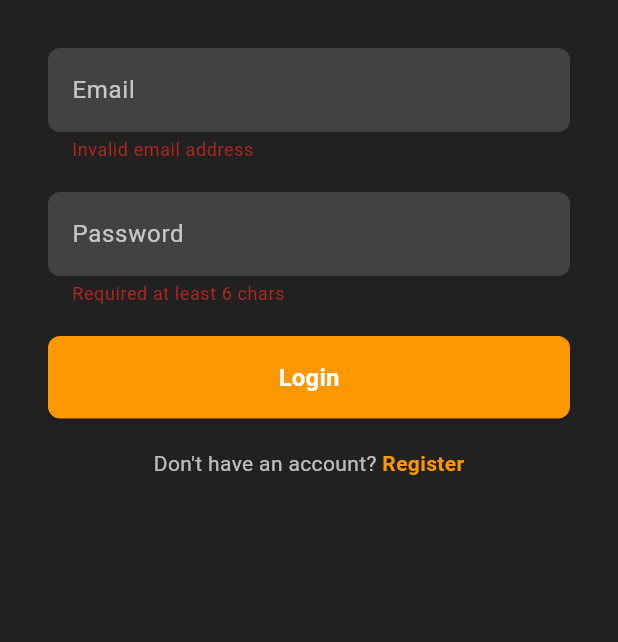
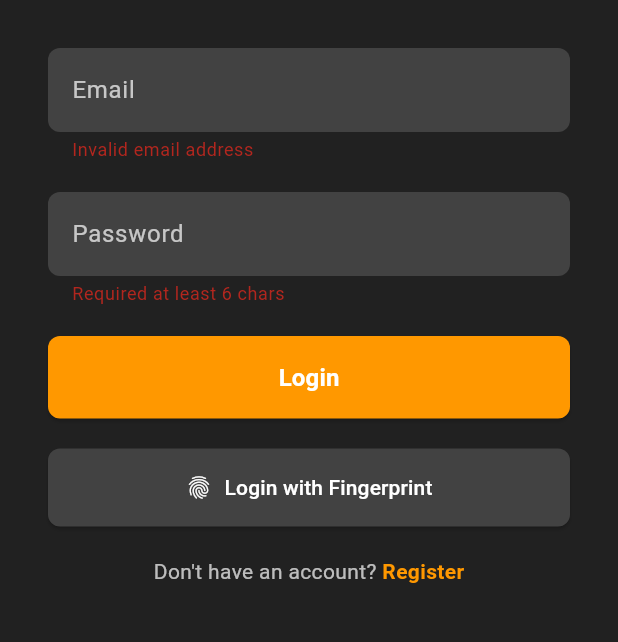
Before and after one commit to Raynaldi984/perak_novelixir, a Flutter app: the Login screen opened directly, after a tap on "Login", on a phone screen of 412 x 824 dp, the part 198-840 px from its top. Run offline on Flutter 3.47's test engine with Material 3 defaults, Android fonts, the light colour scheme and no system bars; our stand-ins replace image_picker, local_auth, shared_preferences; accounts and stored records are empty; network calls fail.

Commit message:
mandri
penambahan fingerprint

```diff
--- a/lib/constant.dart
+++ b/lib/constant.dart
@@ -1,7 +1,11 @@
 // ----- STRINGS ------
 import 'package:flutter/material.dart';
 
+<<<<<<< Updated upstream
 const baseURL = 'http://172.20.10.7:8000/api';
+=======
+const baseURL = 'http://192.168.8.100:8000/api';
+>>>>>>> Stashed changes
 const loginURL = baseURL + '/login';
 const registerURL = baseURL + '/register';
 const logoutURL = baseURL + '/logout';
--- a/lib/screens/login.dart
+++ b/lib/screens/login.dart
@@ -1,8 +1,9 @@
+import 'package:flutter/material.dart';
+import 'package:local_auth/local_auth.dart';
+import 'package:shared_preferences/shared_preferences.dart';
 import 'package:perak_novelixir/models/api_response.dart';
 import 'package:perak_novelixir/models/user.dart';
 import 'package:perak_novelixir/services/user_service.dart';
-import 'package:flutter/material.dart';
-import 'package:shared_preferences/shared_preferences.dart';
 
 import 'home.dart';
 import 'register.dart';
@@ -13,11 +14,13 @@ class Login extends StatefulWidget {
 }
 
 class _LoginState extends State<Login> {
-  final GlobalKey<FormState> formkey = GlobalKey<FormState>();
+  final GlobalKey<FormState> formKey = GlobalKey<FormState>();
+  final LocalAuthentication auth = LocalAuthentication();
   TextEditingController txtEmail = TextEditingController();
   TextEditingController txtPassword = TextEditingController();
   bool loading = false;
 
+  // Fungsi login dengan email dan password
   void _loginUser() async {
     ApiResponse response = await login(txtEmail.text, txtPassword.text);
     if (response.error == null) {
@@ -32,6 +35,7 @@ class _LoginState extends State<Login> {
     }
   }
 
+  // Simpan token dan pindahkan ke halaman utama
   void _saveAndRedirectToHome(User user) async {
     SharedPreferences pref = await SharedPreferences.getInstance();
     await pref.setString('token', user.token ?? '');
@@ -42,24 +46,60 @@ class _LoginState extends State<Login> {
     );
   }
 
+  // Fungsi untuk autentikasi biometrik
+  Future<void> _authenticateWithBiometrics() async {
+    bool isAuthenticated = false;
+    try {
+      isAuthenticated = await auth.authenticate(
+        localizedReason: 'Authenticate to access the app',
+        options: const AuthenticationOptions(
+          biometricOnly: true,
+        ),
+      );
+      if (isAuthenticated) {
+        _redirectToHome();
+      }
+    } catch (e) {
+      ScaffoldMessenger.of(context).showSnackBar(
+        SnackBar(content: Text('Biometric authentication failed: $e')),
+      );
+    }
+  }
+
+  // Redirect ke home jika token ditemukan
+  void _redirectToHome() async {
+    SharedPreferences pref = await SharedPreferences.getInstance();
+    if (pref.getString('token') != null) {
+      Navigator.of(context).pushAndRemoveUntil(
+        MaterialPageRoute(builder: (context) => Home()),
+        (route) => false,
+      );
+    } else {
+      ScaffoldMessenger.of(context).showSnackBar(
+        SnackBar(content: Text('No saved session found')),
+      );
+    }
+  }
+
   @override
   Widget build(BuildContext context) {
     return Scaffold(
-      backgroundColor: Colors.grey[900], // Latar belakang gelap seperti Home
+      backgroundColor: Colors.grey[900],
       body: Form(
-        key: formkey,
+        key: formKey,
         child: ListView(
           padding: EdgeInsets.all(32),
           children: [
-            // Tambahkan gambar logo
+            // Logo aplikasi
             Center(
               child: Image.asset(
-                'assets/logo.png', // Path gambar
-                height: 100, // Atur tinggi gambar
+                'assets/logo.png',
+                height: 100,
                 fit: BoxFit.contain,
               ),
             ),
-            SizedBox(height: 32), // Jarak antara logo dan form
+            SizedBox(height: 32),
+            // Form email
             TextFormField(
               keyboardType: TextInputType.emailAddress,
               controller: txtEmail,
@@ -77,6 +117,7 @@ class _LoginState extends State<Login> {
               style: TextStyle(color: Colors.white),
             ),
             SizedBox(height: 20),
+            // Form password
             TextFormField(
               controller: txtPassword,
               obscureText: true,
@@ -95,6 +136,7 @@ class _LoginState extends State<Login> {
               style: TextStyle(color: Colors.white),
             ),
             SizedBox(height: 20),
+            // Tombol login
             loading
                 ? Center(child: CircularProgressIndicator())
                 : ElevatedButton(
@@ -106,7 +148,7 @@ class _LoginState extends State<Login> {
                       ),
                     ),
                     onPressed: () {
-                      if (formkey.currentState!.validate()) {
+                      if (formKey.currentState!.validate()) {
                         setState(() {
                           loading = true;
                           _loginUser();
@@ -123,6 +165,24 @@ class _LoginState extends State<Login> {
                     ),
                   ),
             SizedBox(height: 20),
+            // Tombol fingerprint
+            ElevatedButton.icon(
+              onPressed: _authenticateWithBiometrics,
+              icon: Icon(Icons.fingerprint, color: Colors.white),
+              label: Text(
+                'Login with Fingerprint',
+                style: TextStyle(color: Colors.white),
+              ),
+              style: ElevatedButton.styleFrom(
+                backgroundColor: Colors.grey[800],
+                padding: EdgeInsets.symmetric(vertical: 16),
+                shape: RoundedRectangleBorder(
+                  borderRadius: BorderRadius.circular(8),
+                ),
+              ),
+            ),
+            SizedBox(height: 20),
+            // Navigasi ke register
             Row(
               mainAxisAlignment: MainAxisAlignment.center,
               children: [
--- a/pubspec.yaml
+++ b/pubspec.yaml
@@ -39,6 +39,12 @@ dependencies:
   shared_preferences: ^2.0.6
   image_picker: ^0.8.5+3
   provider: ^6.1.2
+<<<<<<< Updated upstream
+=======
+  flutter_tts: ^3.5.0
+  local_auth: ^2.2.0
+  flutter_secure_storage: ^8.0.0
+>>>>>>> Stashed changes
 
 dev_dependencies:
   flutter_test:
```
Also changed, not shown: lib/main.dart (+20 -37 lines), lib/screens/home.dart (+15 -7 lines), lib/screens/profile.dart (+36 -33 lines), lib/widgets/bottom_nav_bar.dart (added, +30 -0 lines), pubspec.lock, 8 other files.
